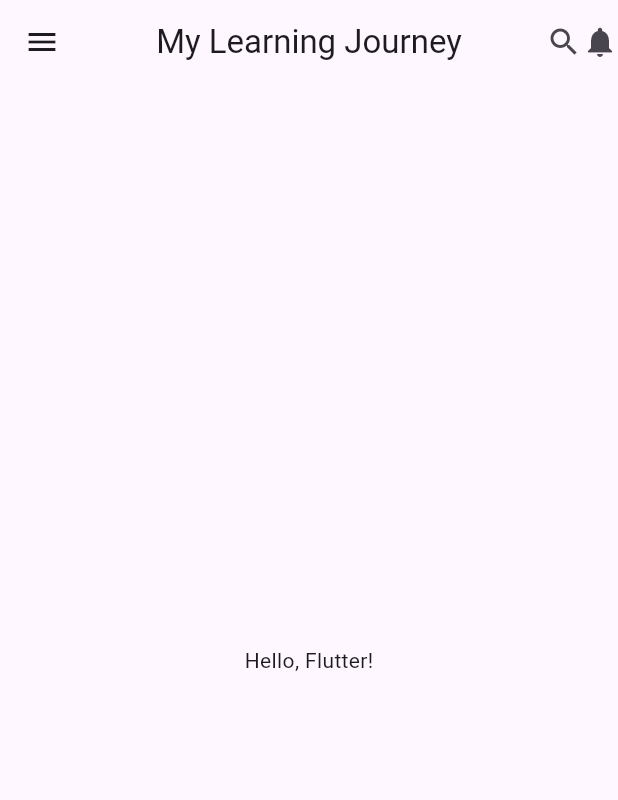
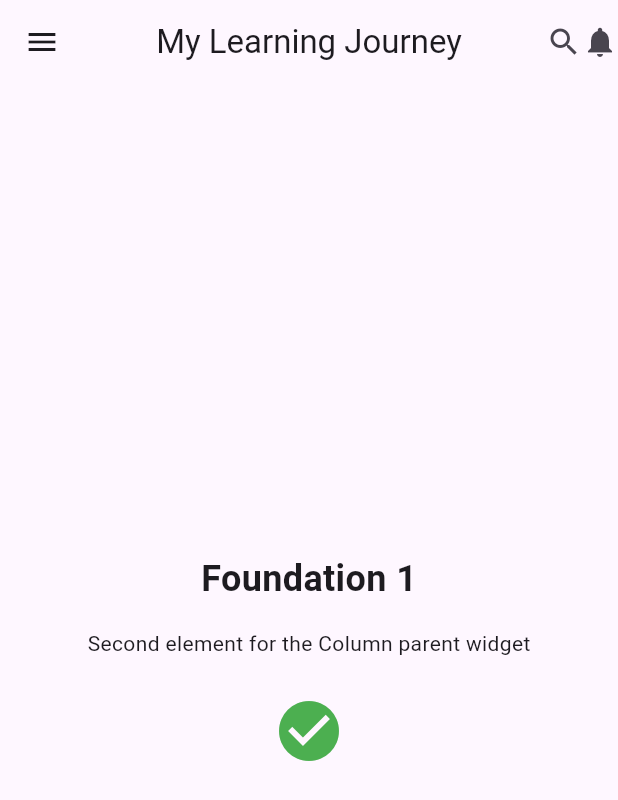
Before and after one commit to sudo-melanin/flutter_learning_journey, a Flutter app: the screen it shows after launch, on a phone screen of 412 x 824 dp. Shown: the top 800 px of the screen. Run offline on Flutter 3.47's test engine with Material 3 defaults, Android fonts, the light colour scheme and no system bars.

Commit message:
Added center to the body to ensure the contents are centered, and added sizedBox as a spacer for the children of the column

```diff
--- a/lib/main.dart
+++ b/lib/main.dart
@@ -1,6 +1,6 @@
 import 'package:flutter/material.dart';
 
-void main(){
+void main() {
   runApp(const MyLearningApp());
 }
 
@@ -16,16 +16,30 @@ class MyLearningApp extends StatelessWidget {
           leading: const Icon(Icons.menu),
           title: const Text("My Learning Journey"),
           centerTitle: true,
-          actions: [const Icon(Icons.search),
-          const Icon(Icons.notifications)],
+          actions: const [
+            Icon(Icons.search),
+            Icon(Icons.notifications),
+          ],
         ),
-        body: const Center(
-          child: Text("Hello, Flutter!"),
-        )
-      )
-
-
+        // FIXED: Wrapped Column in Center to fix horizontal alignment
+        body: Center(
+          child: Column(
+            mainAxisAlignment: MainAxisAlignment.center,
+            children: const [
+              Text(
+                "Foundation 1",
+                style: TextStyle(fontSize: 24, fontWeight: FontWeight.bold),
+              ),
+              // SPACING BRICK: 16 pixels of height
+              SizedBox(height: 16),
+              Text("Second element for the Column parent widget"),
+              // SPACING BRICK: 24 pixels of height
+              SizedBox(height: 24),
+              Icon(Icons.check_circle, color: Colors.green, size: 48),
+            ],
+          ),
+        ),
+      ),
     );
-
   }
 }
```
